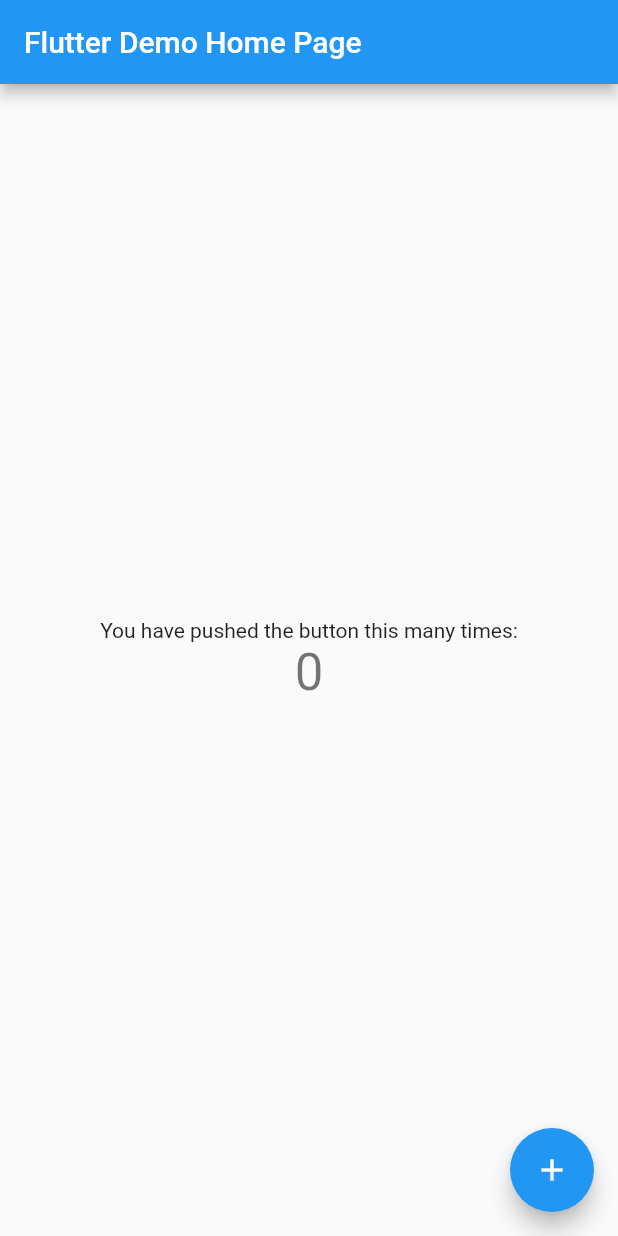
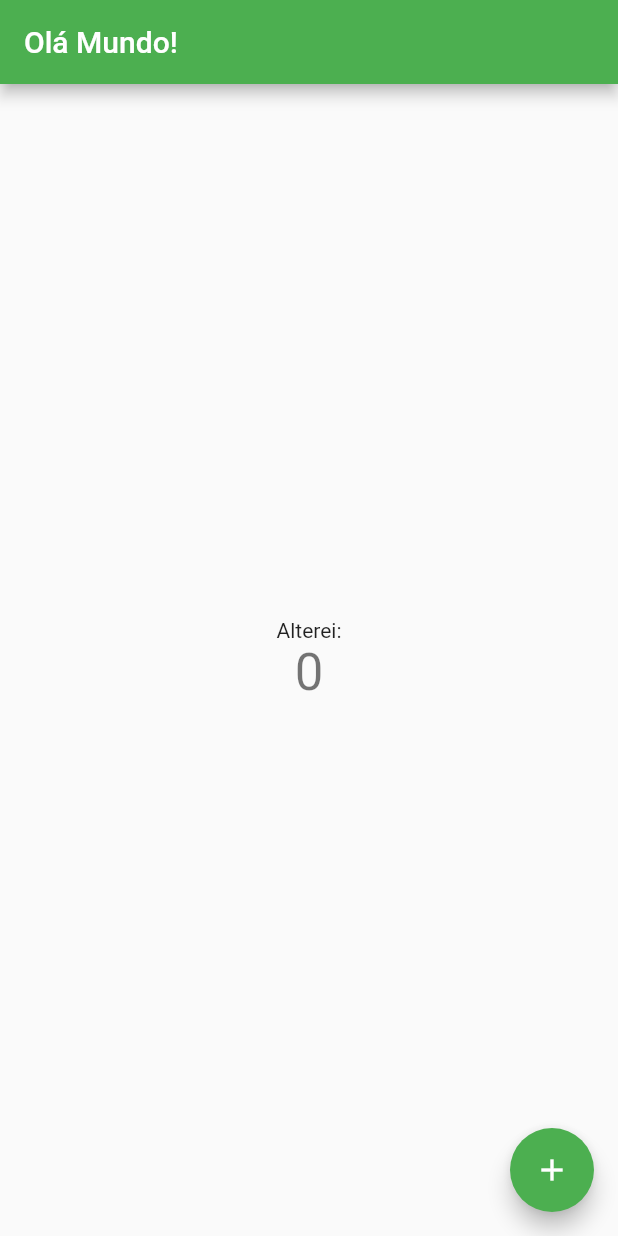
Before and after one commit to rafaelaaugusto/flutter_estudy, a Flutter app: the screen it shows after launch, on a phone screen of 412 x 824 dp. Run offline on Flutter 3.47's test engine with Material 2 defaults, Android fonts, the phone set to English and light mode, and no system bars.

Commit message:
testando widgets da main

```diff
--- a/lib/main.dart
+++ b/lib/main.dart
@@ -7,30 +7,20 @@
 class MyApp extends StatelessWidget {
   const MyApp({super.key});
 
-  // This widget is the root of your application.
   @override
   Widget build(BuildContext context) {
     return MaterialApp(
       title: 'Flutter Demo',
       theme: ThemeData(
-        primarySwatch: Colors.blue,
+        primarySwatch: Colors.green,
       ),
-      home: const MyHomePage(title: 'Flutter Demo Home Page'),
+      home: const MyHomePage(title: 'Olá Mundo!'),
     );
   }
 }
 
 class MyHomePage extends StatefulWidget {
   const MyHomePage({super.key, required this.title});
-
-  // This widget is the home page of your application. It is stateful, meaning
-  // that it has a State object (defined below) that contains fields that affect
-  // how it looks.
-
-  // This class is the configuration for the state. It holds the values (in this
-  // case the title) provided by the parent (in this case the App widget) and
-  // used by the build method of the State. Fields in a Widget subclass are
-  // always marked "final".
 
   final String title;
 
@@ -43,51 +33,22 @@
 
   void _incrementCounter() {
     setState(() {
-      // This call to setState tells the Flutter framework that something has
-      // changed in this State, which causes it to rerun the build method below
-      // so that the display can reflect the updated values. If we changed
-      // _counter without calling setState(), then the build method would not be
-      // called again, and so nothing would appear to happen.
       _counter++;
     });
   }
 
   @override
   Widget build(BuildContext context) {
-    // This method is rerun every time setState is called, for instance as done
-    // by the _incrementCounter method above.
-    //
-    // The Flutter framework has been optimized to make rerunning build methods
-    // fast, so that you can just rebuild anything that needs updating rather
-    // than having to individually change instances of widgets.
     return Scaffold(
       appBar: AppBar(
-        // Here we take the value from the MyHomePage object that was created by
-        // the App.build method, and use it to set our appbar title.
         title: Text(widget.title),
       ),
       body: Center(
-        // Center is a layout widget. It takes a single child and positions it
-        // in the middle of the parent.
         child: Column(
-          // Column is also a layout widget. It takes a list of children and
-          // arranges them vertically. By default, it sizes itself to fit its
-          // children horizontally, and tries to be as tall as its parent.
-          //
-          // Invoke "debug painting" (press "p" in the console, choose the
-          // "Toggle Debug Paint" action from the Flutter Inspector in Android
-          // Studio, or the "Toggle Debug Paint" command in Visual Studio Code)
-          // to see the wireframe for each widget.
-          //
-          // Column has various properties to control how it sizes itself and
-          // how it positions its children. Here we use mainAxisAlignment to
-          // center the children vertically; the main axis here is the vertical
-          // axis because Columns are vertical (the cross axis would be
-          // horizontal).
           mainAxisAlignment: MainAxisAlignment.center,
           children: <Widget>[
             const Text(
-              'You have pushed the button this many times:',
+              'Alterei:',
             ),
             Text(
               '$_counter',
@@ -100,7 +61,7 @@
         onPressed: _incrementCounter,
         tooltip: 'Increment',
         child: const Icon(Icons.add),
-      ), // This trailing comma makes auto-formatting nicer for build methods.
+      ),
     );
   }
 }
```
